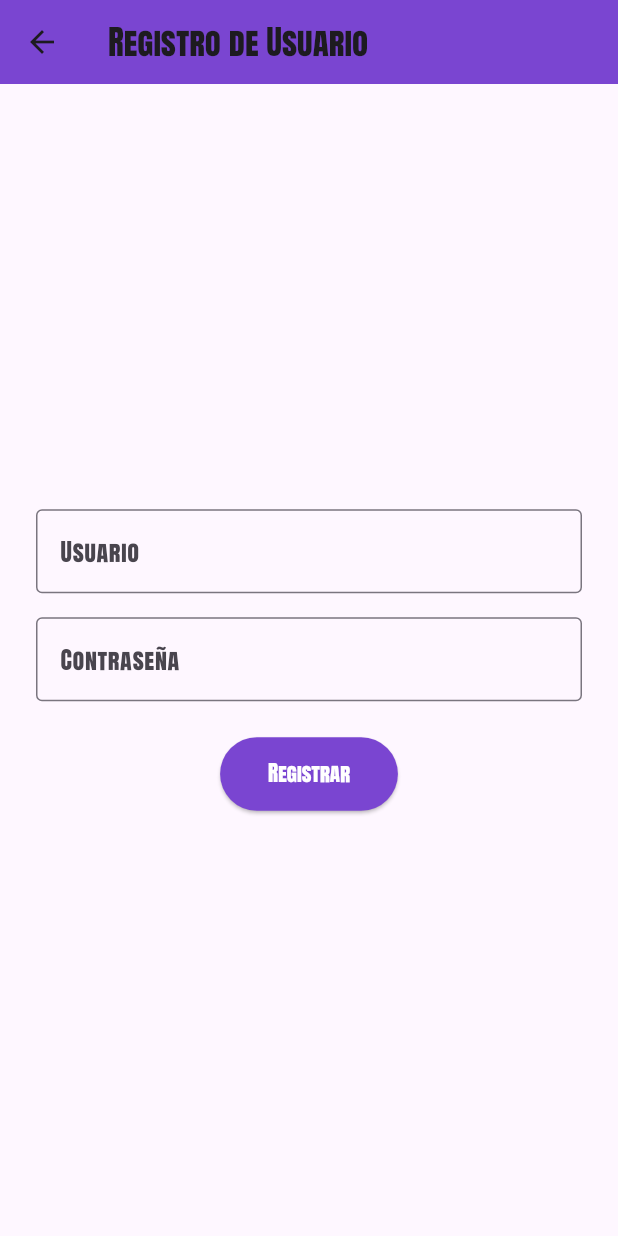
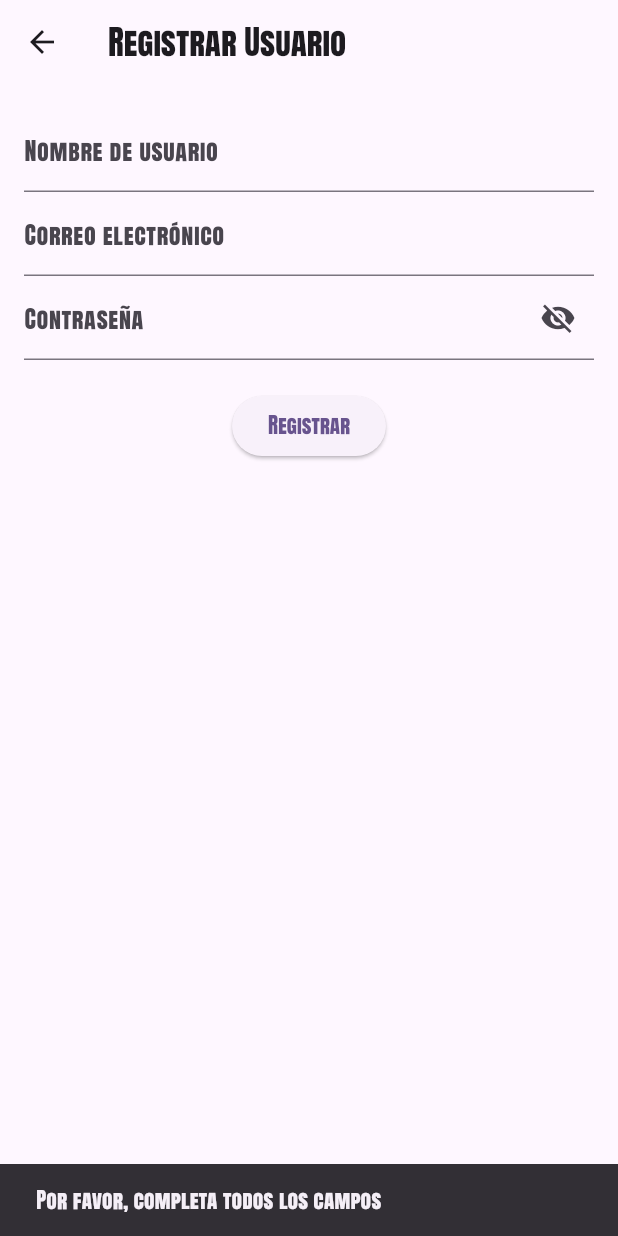
Before and after one commit to ndadri/mi_app_flutter, a Flutter app: the RegisterScreen screen opened by its route, after a tap on "Registrar", on a phone screen of 412 x 824 dp. Run offline on Flutter 3.47's test engine with Material 3 defaults, Android fonts, the phone set to English and light mode, and no system bars; our stand-ins replace firebase_core; accounts and stored records are empty.

Commit message:
solucion register 50%

```diff
--- a/lib/screens/register_screen.dart
+++ b/lib/screens/register_screen.dart
@@ -1,6 +1,6 @@
-import 'dart:convert';
 import 'package:flutter/material.dart';
 import 'package:http/http.dart' as http;
+import 'dart:convert';
 
 class RegisterScreen extends StatefulWidget {
   const RegisterScreen({super.key});
@@ -10,27 +10,49 @@ class RegisterScreen extends StatefulWidget {
 }
 
 class _RegisterScreenState extends State<RegisterScreen> {
-  final TextEditingController usernameCtrl = TextEditingController();
-  final TextEditingController passwordCtrl = TextEditingController();
+  final _usernameController = TextEditingController();
+  final _emailController = TextEditingController();
+  final _passwordController = TextEditingController();
+  bool _obscurePassword = true;
 
-  Future<void> registrarUsuario(String username, String password) async {
-    final url = Uri.parse('http://localhost:8080/api/pets'); // Cambia la URL por la de tu backend
+  // Función para registrar el usuario
+  Future<void> _registerUser() async {
+    final String username = _usernameController.text;
+    final String email = _emailController.text;
+    final String password = _passwordController.text;
+
+    // Verificar que los campos no estén vacíos
+    if (username.isEmpty || email.isEmpty || password.isEmpty) {
+      ScaffoldMessenger.of(context).showSnackBar(
+        SnackBar(content: Text('Por favor, completa todos los campos')),
+      );
+      return;
+    }
+
+    // Crear el JSON con los datos del usuario
+    final userData = jsonEncode({
+      'username': username,
+      'email': email,
+      'password': password,
+    });
+
+    // Hacer la solicitud POST al backend para registrar el usuario
     final response = await http.post(
-      url,
+      Uri.parse('http://localhost:8080/api/register'), // Cambia la URL si es necesario
       headers: {'Content-Type': 'application/json'},
-      body: jsonEncode({
-        'username': username,
-        'password': password,
-      }),
+      body: userData,
     );
 
     if (response.statusCode == 200) {
+      // Si la respuesta es exitosa, mostrar mensaje
+      final responseData = jsonDecode(response.body);
       ScaffoldMessenger.of(context).showSnackBar(
-        const SnackBar(content: Text('Usuario registrado correctamente')),
+        SnackBar(content: Text(responseData['message'])),
       );
     } else {
+      // Si hay un error, mostrar mensaje
       ScaffoldMessenger.of(context).showSnackBar(
-        SnackBar(content: Text('Error: ${response.statusCode}')),
+        SnackBar(content: Text('Error al registrar el usuario')),
       );
     }
   }
@@ -38,41 +60,41 @@ class _RegisterScreenState extends State<RegisterScreen> {
   @override
   Widget build(BuildContext context) {
     return Scaffold(
-      appBar: AppBar(
-        title: const Text('Registro de Usuario'),
-        backgroundColor: const Color(0xFF7A45D1),
-      ),
+      appBar: AppBar(title: const Text('Registrar Usuario')),
       body: Padding(
-        padding: const EdgeInsets.all(24),
+        padding: const EdgeInsets.all(16.0),
         child: Column(
-          mainAxisAlignment: MainAxisAlignment.center,
           children: [
             TextField(
-              controller: usernameCtrl,
-              decoration: const InputDecoration(
-                labelText: 'Usuario',
-                border: OutlineInputBorder(),
+              controller: _usernameController,
+              decoration: const InputDecoration(labelText: 'Nombre de usuario'),
+            ),
+            TextField(
+              controller: _emailController,
+              decoration: const InputDecoration(labelText: 'Correo electrónico'),
+            ),
+            TextField(
+              controller: _passwordController,
+              obscureText: _obscurePassword,
+              decoration: InputDecoration(
+                labelText: 'Contraseña',
+                suffixIcon: IconButton(
+                  icon: Icon(
+                    _obscurePassword
+                        ? Icons.visibility_off
+                        : Icons.visibility,
+                  ),
+                  onPressed: () {
+                    setState(() {
+                      _obscurePassword = !_obscurePassword;
+                    });
+                  },
+                ),
               ),
             ),
-            const SizedBox(height: 16),
-            TextField(
-              controller: passwordCtrl,
-              decoration: const InputDecoration(
-                labelText: 'Contraseña',
-                border: OutlineInputBorder(),
-              ),
-              obscureText: true,
-            ),
-            const SizedBox(height: 24),
+            const SizedBox(height: 20),
             ElevatedButton(
-              style: ElevatedButton.styleFrom(
-                backgroundColor: const Color(0xFF7A45D1),
-                foregroundColor: Colors.white,
-                padding: const EdgeInsets.symmetric(horizontal: 32, vertical: 14),
-              ),
-              onPressed: () {
-                registrarUsuario(usernameCtrl.text, passwordCtrl.text);
-              },
+              onPressed: _registerUser,
               child: const Text('Registrar'),
             ),
           ],
```
